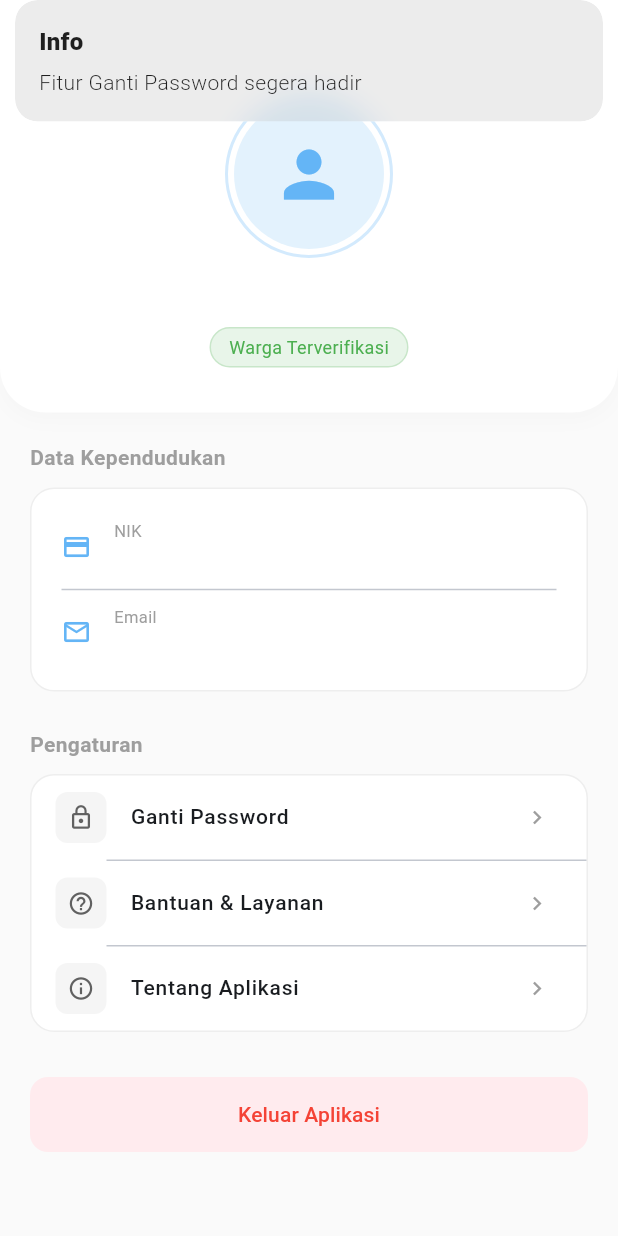
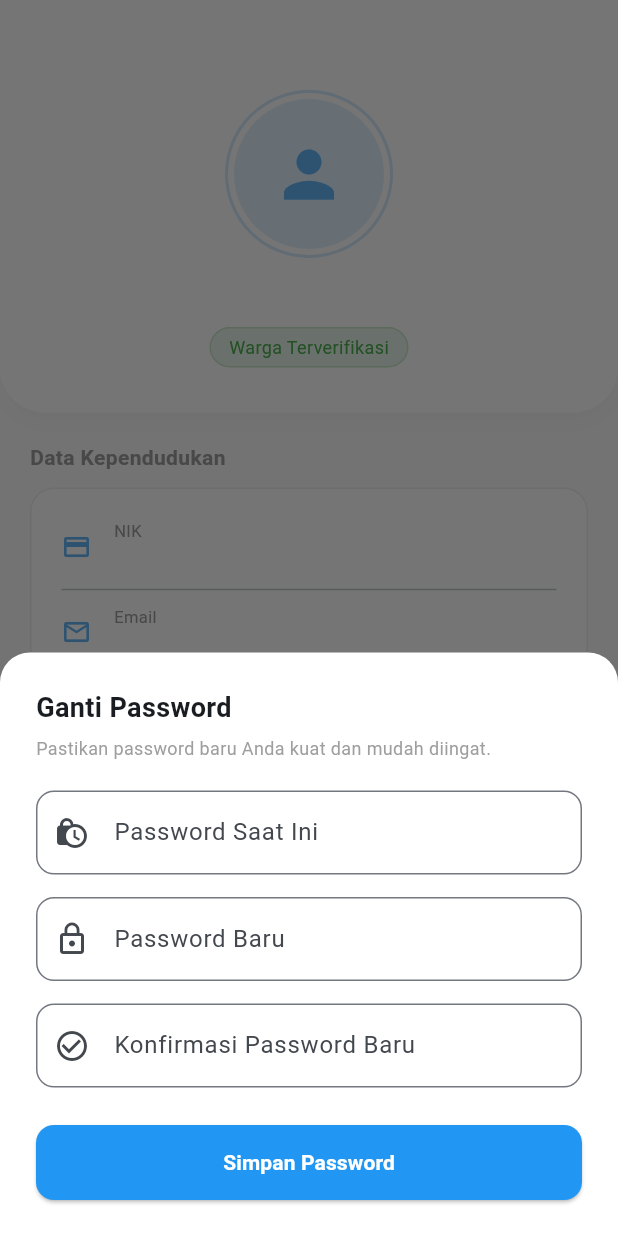
Before and after one commit to ahmadsyaifuddin-dins/sidesa_mobile, a Flutter app: the ProfileTab screen opened directly, after a tap on "Ganti Password", on a phone screen of 412 x 824 dp. Run offline on Flutter 3.47's test engine with Material 3 defaults, Android fonts, the phone set to English and light mode, and no system bars; our stand-ins replace dio, flutter_markdown, flutter_secure_storage, get, hive_flutter, image_picker and 2 more; accounts and stored records are empty; network calls fail.

Commit message:
fitur ganti password via flutter

```diff
--- a/lib/core/config/api_config.dart
+++ b/lib/core/config/api_config.dart
@@ -4,6 +4,7 @@ import 'package:hive_flutter/hive_flutter.dart';
 class ApiConfig {
   // Nilai default jika Hive masih kosong (IP laptop kamu saat ini)
   static const String _defaultIP = "192.168.0.28";
+  static String get changePassword => "$baseUrl/change-password";
 
   static String get baseUrl {
     final box = Hive.box('settings');
--- a/lib/features/dashboard/views/tabs/profile_tab.dart
+++ b/lib/features/dashboard/views/tabs/profile_tab.dart
@@ -1,5 +1,6 @@
 import 'package:flutter/material.dart';
 import 'package:get/get.dart';
+import 'package:sidesa_mobile/features/auth/data/auth_repository.dart';
 import '../../controllers/dashboard_controller.dart';
 
 class ProfileTab extends StatelessWidget {
@@ -126,9 +127,10 @@ class ProfileTab extends StatelessWidget {
                     ),
                     child: Column(
                       children: [
-                        _buildMenuTile(Icons.lock_outline, "Ganti Password", () {
-                           Get.snackbar("Info", "Fitur Ganti Password segera hadir");
-                        }),
+                       _buildMenuTile(Icons.lock_outline, "Ganti Password", () {
+                      // Panggil fungsi BottomSheet
+                      _showChangePasswordSheet(context);
+                    }),
                         const Divider(height: 1, indent: 50),
                         _buildMenuTile(Icons.help_outline, "Bantuan & Layanan", () {}),
                         const Divider(height: 1, indent: 50),
@@ -216,4 +218,102 @@ class ProfileTab extends StatelessWidget {
       }
     );
   }
+
+  void _showChangePasswordSheet(BuildContext context) {
+    // Controller lokal untuk input
+    final currentPassC = TextEditingController();
+    final newPassC = TextEditingController();
+    final confirmPassC = TextEditingController();
+    var isLoading = false.obs; // State loading lokal
+    final AuthRepository authRepo = AuthRepository(); // Panggil repo
+
+    Get.bottomSheet(
+      Container(
+        padding: const EdgeInsets.all(24),
+        decoration: const BoxDecoration(
+          color: Colors.white,
+          borderRadius: BorderRadius.vertical(top: Radius.circular(20)),
+        ),
+        child: SingleChildScrollView(
+          child: Column(
+            mainAxisSize: MainAxisSize.min,
+            crossAxisAlignment: CrossAxisAlignment.start,
+            children: [
+              const Text("Ganti Password", style: TextStyle(fontSize: 18, fontWeight: FontWeight.bold)),
+              const SizedBox(height: 5),
+              const Text("Pastikan password baru Anda kuat dan mudah diingat.", style: TextStyle(color: Colors.grey, fontSize: 12)),
+              const SizedBox(height: 20),
+
+              TextField(
+                controller: currentPassC,
+                obscureText: true,
+                decoration: InputDecoration(
+                  labelText: "Password Saat Ini",
+                  prefixIcon: const Icon(Icons.lock_clock),
+                  border: OutlineInputBorder(borderRadius: BorderRadius.circular(12)),
+                ),
+              ),
+              const SizedBox(height: 15),
+
+              TextField(
+                controller: newPassC,
+                obscureText: true,
+                decoration: InputDecoration(
+                  labelText: "Password Baru",
+                  prefixIcon: const Icon(Icons.lock_outline),
+                  border: OutlineInputBorder(borderRadius: BorderRadius.circular(12)),
+                ),
+              ),
+              const SizedBox(height: 15),
+
+              TextField(
+                controller: confirmPassC,
+                obscureText: true,
+                decoration: InputDecoration(
+                  labelText: "Konfirmasi Password Baru",
+                  prefixIcon: const Icon(Icons.check_circle_outline),
+                  border: OutlineInputBorder(borderRadius: BorderRadius.circular(12)),
+                ),
+              ),
+              const SizedBox(height: 25),
+
+              SizedBox(
+                width: double.infinity,
+                height: 50,
+                child: Obx(() => ElevatedButton(
+                  style: ElevatedButton.styleFrom(
+                    backgroundColor: Colors.blue,
+                    foregroundColor: Colors.white,
+                    shape: RoundedRectangleBorder(borderRadius: BorderRadius.circular(12))
+                  ),
+                  onPressed: isLoading.value ? null : () async {
+                    if (currentPassC.text.isEmpty || newPassC.text.isEmpty || confirmPassC.text.isEmpty) {
+                      Get.snackbar("Error", "Semua kolom harus diisi!", backgroundColor: Colors.red, colorText: Colors.white);
+                      return;
+                    }
+
+                    isLoading.value = true;
+                    try {
+                      await authRepo.changePassword(currentPassC.text, newPassC.text, confirmPassC.text);
+                      Get.back(); // Tutup bottom sheet
+                      Get.snackbar("Berhasil", "Password akun Anda berhasil diperbarui.", backgroundColor: Colors.green, colorText: Colors.white);
+                    } catch (e) {
+                      String msg = e.toString().replaceAll("Exception: ", "");
+                      Get.snackbar("Gagal", msg, backgroundColor: Colors.red, colorText: Colors.white);
+                    } finally {
+                      isLoading.value = false;
+                    }
+                  },
+                  child: isLoading.value
+                      ? const SizedBox(width: 20, height: 20, child: CircularProgressIndicator(color: Colors.white, strokeWidth: 2))
+                      : const Text("Simpan Password", style: TextStyle(fontWeight: FontWeight.bold)),
+                )),
+              ),
+            ],
+          ),
+        ),
+      ),
+      isScrollControlled: true, // Agar bottom sheet bisa menyesuaikan keyboard
+    );
+  }
 }
```
Also changed, not shown: lib/features/auth/data/auth_repository.dart (+29 -0 lines).
